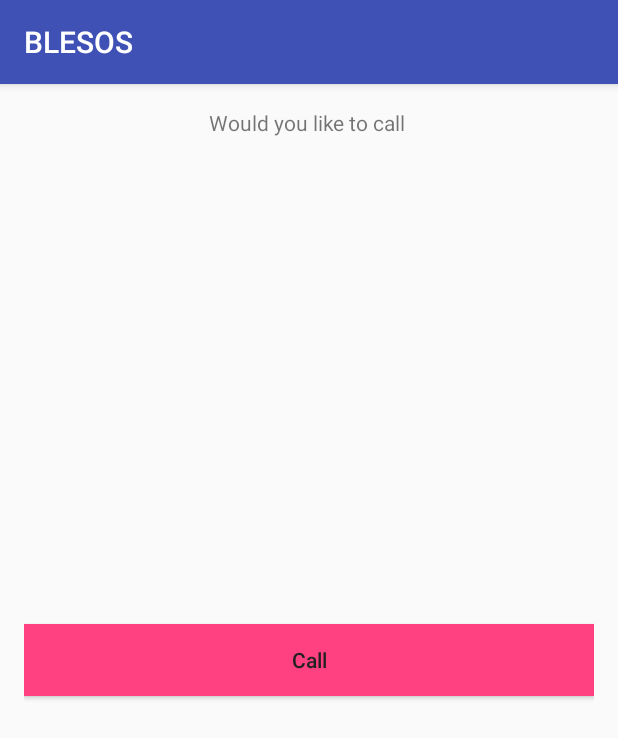
After one commit to suryann/BLESOS, an Android app: the CallBackActivity screen opened directly, with no data from a screen before it, on a phone screen of 412 x 824 dp. The commit adds this screen. Shown: the top 738 px of the screen. Run offline under Robolectric (Android 15) with nearby library versions, the phone set to English and light mode, and no system bars; 1 statement that could not run was skipped.

Commit message:
call back screen implemented

```diff
--- a/app/src/main/AndroidManifest.xml
+++ b/app/src/main/AndroidManifest.xml
@@ -5,6 +5,7 @@
     <uses-permission android:name="android.permission.RECEIVE_SMS" />
     <uses-permission android:name="android.permission.READ_SMS" />
     <uses-permission android:name="android.permission.SEND_SMS" />
+    <uses-permission android:name="android.permission.CALL_PHONE" />
     <uses-permission android:name="android.permission.READ_PHONE_STATE" />
     <uses-permission android:name="android.permission.ACCESS_COARSE_LOCATION" />
     <uses-permission android:name="android.permission.ACCESS_FINE_LOCATION" />
@@ -36,7 +37,8 @@
             </intent-filter>
         </receiver>
 
-        <activity android:name=".ui.activity.MainActivity"></activity>
+        <activity android:name=".ui.activity.MainActivity" />
+        <activity android:name=".ui.activity.CallBackActivity"></activity>
     </application>
 
 </manifest>
--- /dev/null
+++ b/app/src/main/java/sos/android/blesos/ui/activity/CallBackActivity.java
@@ -0,0 +1,139 @@
+package sos.android.blesos.ui.activity;
+
+import android.Manifest;
+import android.content.Intent;
+import android.content.pm.PackageManager;
+import android.location.Location;
+import android.location.LocationListener;
+import android.net.Uri;
+import android.support.v4.app.ActivityCompat;
+import android.support.v7.app.AppCompatActivity;
+import android.os.Bundle;
+import android.view.View;
+import android.widget.Button;
+import android.widget.TextView;
+
+import java.util.Locale;
+
+import sos.android.blesos.R;
+import sos.android.blesos.util.Constant;
+
+import static sos.android.blesos.util.Utils.getLocation;
+
+public class CallBackActivity extends AppCompatActivity implements LocationListener {
+
+    private static final int PERMISSION_CALL = 10;
+    private Intent receiveIntent;
+    private String latitude;
+    private String longitude;
+    private String phoneNumber;
+
+    private TextView phoneNumberTxt;
+    private Button callButton;
+    private Location location;
+
+    @Override
+    protected void onCreate(Bundle savedInstanceState) {
+        super.onCreate(savedInstanceState);
+        setContentView(R.layout.activity_call_back);
+        receiveIntent = getIntent();
+        latitude = receiveIntent.getStringExtra(Constant.LATITUDE);
+        longitude = receiveIntent.getStringExtra(Constant.LONGITUDE);
+        phoneNumber = receiveIntent.getStringExtra(Constant.PHONENUMBER);
+
+        phoneNumberTxt = (TextView) findViewById(R.id.activity_call_back_call_text);
+        phoneNumberTxt.append(phoneNumber);
+
+        callButton = (Button) findViewById(R.id.activity_call_back_call_button);
+        callButton.setOnClickListener(new View.OnClickListener() {
+            @Override
+            public void onClick(View v) {
+                call(phoneNumber);
+            }
+        });
+        showRoute();
+    }
+
+    @Override
+    protected void onStart() {
+        super.onStart();
+    }
+
+    @Override
+    protected void onPause() {
+        super.onPause();
+    }
+
+    @Override
+    protected void onResume() {
+        super.onResume();
+    }
+
+    @Override
+    protected void onPostResume() {
+        super.onPostResume();
+    }
+
+    @Override
+    protected void onStop() {
+        super.onStop();
+    }
+
+    @Override
+    protected void onDestroy() {
+        super.onDestroy();
+    }
+
+    private void call(String phoneNumber) {
+        Intent callIntent = new Intent(Intent.ACTION_CALL);
+        callIntent.setData(Uri.parse(getString(R.string.tel) + Uri.encode(phoneNumber.trim())));
+        callIntent.setFlags(Intent.FLAG_ACTIVITY_NEW_TASK);
+        if (ActivityCompat.checkSelfPermission(this, Manifest.permission.CALL_PHONE) != PackageManager.PERMISSION_GRANTED) {
+            // TODO: Consider calling
+            //    ActivityCompat#requestPermissions
+            // here to request the missing permissions, and then overriding
+            //   public void onRequestPermissionsResult(int requestCode, String[] permissions,
+            //                                          int[] grantResults)
+            // to handle the case where the user grants the permission. See the documentation
+            // for ActivityCompat#requestPermissions for more details.
+            ActivityCompat.requestPermissions(BaseActivity.activity, new String[]{
+                            Manifest.permission.CALL_PHONE,},
+                    PERMISSION_CALL);
+            return;
+        }
+        startActivity(callIntent);
+    }
+
+    @Override
+    public void onLocationChanged(Location location) {
+        this.location = location;
+    }
+
+    @Override
+    public void onStatusChanged(String provider, int status, Bundle extras) {
+
+    }
+
+    @Override
+    public void onProviderEnabled(String provider) {
+
+    }
+
+    @Override
+    public void onProviderDisabled(String provider) {
+
+    }
+
+    private void showRoute() {
+        if (location == null)
+            location = getLocation();
+        if (latitude != null && longitude != null) {
+            double myLatitude = location.getLatitude();
+            double myLongitude = location.getLongitude();
+            String uri = String.format(Locale.ENGLISH, getString(R.string.maplink_sadd) + myLatitude + "," + myLongitude + getString(R.string.desti_add) + latitude + "," + longitude + "");
+            Intent intent = new Intent(Intent.ACTION_VIEW, Uri.parse(uri));
+            intent.setClassName(getString(R.string.google_class_name), getString(R.string.google_class_nametwo));
+            startActivity(intent);
+        }
+    }
+}
--- a/app/src/main/java/sos/android/blesos/util/Constant.java
+++ b/app/src/main/java/sos/android/blesos/util/Constant.java
@@ -7,7 +7,7 @@ import sos.android.blesos.application.BaseApplication;
  * Created by soorianarayanan on 16/10/16.
  */
 
-public class Constant {
+public interface Constant {
 
     public static final String SMS_SENT = BaseApplication.appContext.getString(R.string.sms_sent);
     public static final String SMS_DELIVERED = BaseApplication.appContext.getString(R.string.sms_delivered);
@@ -16,5 +16,7 @@ public class Constant {
     public static final String user = "USER";
 
     public static String GOOGLELINK	= "http://maps.google.com/maps/?q=";
-
+    String LATITUDE = "Latitude";
+    String LONGITUDE = "Longitude";
+    String PHONENUMBER = "phoneNumber";
 }
--- /dev/null
+++ b/app/src/main/res/layout/activity_call_back.xml
@@ -0,0 +1,30 @@
+<?xml version="1.0" encoding="utf-8"?>
+<RelativeLayout xmlns:android="http://schemas.android.com/apk/res/android"
+    xmlns:tools="http://schemas.android.com/tools"
+    android:id="@+id/activity_call_back"
+    android:layout_width="match_parent"
+    android:layout_height="match_parent"
+    android:paddingBottom="@dimen/activity_vertical_margin"
+    android:paddingLeft="@dimen/activity_horizontal_margin"
+    android:paddingRight="@dimen/activity_horizontal_margin"
+    android:paddingTop="@dimen/activity_vertical_margin"
+    tools:context="sos.android.blesos.ui.activity.CallBackActivity">
+
+    <TextView
+        android:gravity="center"
+        android:id="@+id/activity_call_back_call_text"
+        android:layout_width="match_parent"
+        android:layout_height="wrap_content"
+        android:autoLink="phone"
+        android:text="Would you like to call "/>
+    <Button
+        android:id="@+id/activity_call_back_call_button"
+        android:layout_width="match_parent"
+        android:layout_height="wrap_content"
+        android:background="@color/colorAccent"
+        android:textColor="@color/primary_text"
+        android:text="Call"
+        android:textAllCaps="false"
+        android:layout_centerInParent="true" />
+
+</RelativeLayout>
--- a/app/src/main/res/values/strings.xml
+++ b/app/src/main/res/values/strings.xml
@@ -22,5 +22,10 @@
     <string name="add_detail_enter">Add</string>
 
     <string name="view_detail_delete">Delete</string>
+    <string name="google_class_name">com.google.android.apps.maps</string>
+    <string name="google_class_nametwo">com.google.android.maps.MapsActivity</string>
+    <string name="maplink_sadd">http://maps.google.com/maps?saddr=</string>
+    <string name="desti_add"><![CDATA[&daddr=]]></string>
+    <string name="tel">tel:</string>
 
 </resources>
```
Also changed, not shown: app/src/main/java/sos/android/blesos/receivers/MessageReceiver.java (+17 -9 lines), app/src/main/java/sos/android/blesos/ui/activity/MainActivity.java (+37 -38 lines), app/src/main/java/sos/android/blesos/util/Utils.java (+7 -0 lines).
